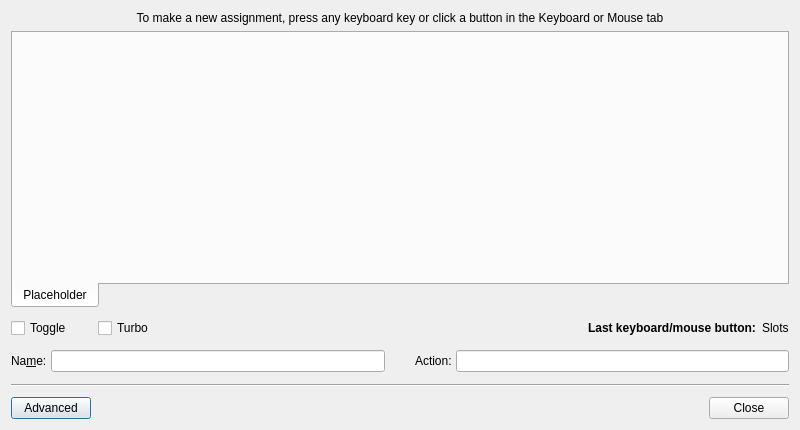
Before: the Qt Designer form src/gui/buttoneditdialog.ui in AntiMicroX/antimicrox, drawn with Qt 5.
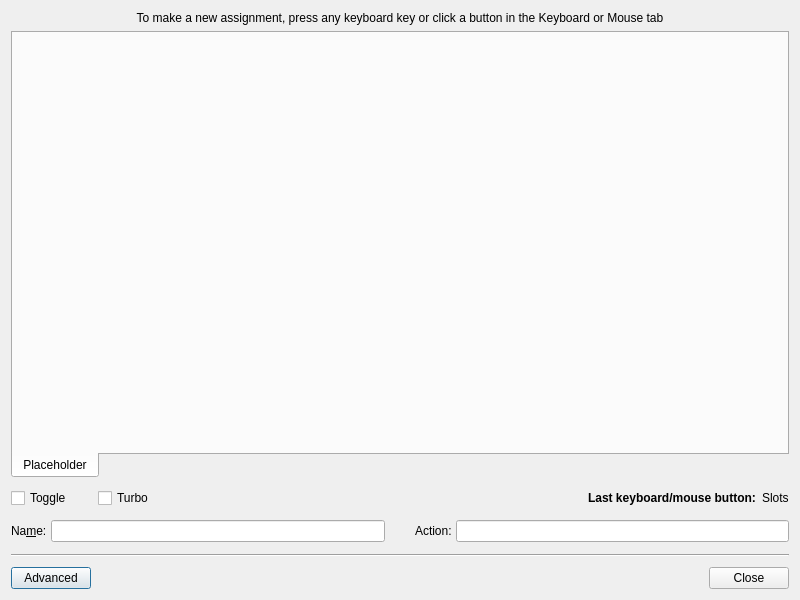
After: the same form once the commit is applied. Icons and pictures are not drawn. Custom widgets are drawn as their Qt base class.

Commit message:
Increase minimum size of ButtonEditDialog
On some systems it may happen that the ButtonEditDialog opens too small
so that is it unusable before resizing it manually.

Patch:
```diff
--- a/src/gui/buttoneditdialog.ui
+++ b/src/gui/buttoneditdialog.ui
@@ -10,13 +10,13 @@
     <x>0</x>
     <y>0</y>
     <width>800</width>
-    <height>430</height>
+    <height>600</height>
    </rect>
   </property>
   <property name="minimumSize">
    <size>
     <width>800</width>
-    <height>430</height>
+    <height>600</height>
    </size>
   </property>
   <property name="windowTitle">
```
The commit also changes 1 other file.
